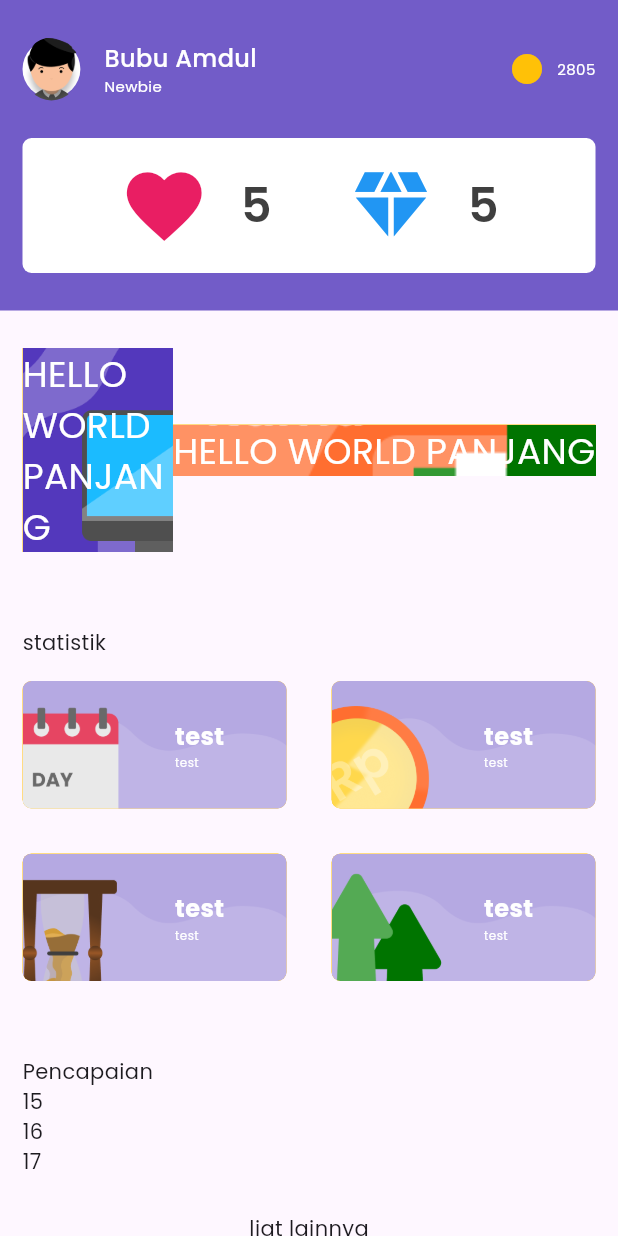
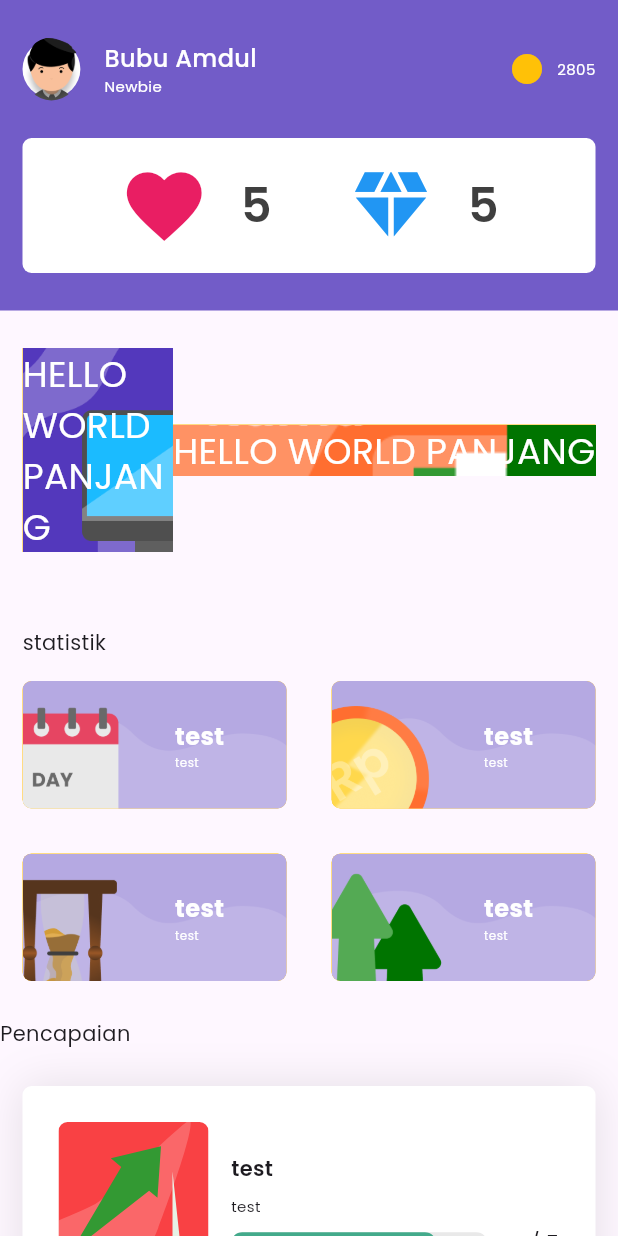
Before and after one commit to luqmanhadisudiana/Amplop-Duit, a Flutter app: the MyHomePage widget shown alone on an empty page, opened directly, on a phone screen of 412 x 824 dp. Run offline on Flutter 3.47's test engine with Material 3 defaults, Android fonts, the phone set to English and light mode, and no system bars; our stand-ins replace flutter_svg, lottie, shared_preferences; accounts and stored records are empty.

Commit message:
layouting card achievement component

```diff
--- a/lib/component/card/card_achievement.dart
+++ b/lib/component/card/card_achievement.dart
@@ -0,0 +1,73 @@
+import 'package:flutter/material.dart';
+import 'package:flutter_svg/flutter_svg.dart';
+
+class CardAchievement extends StatelessWidget {
+  final String title, desc, imageUrl;
+  final int currentValue, maxValue;
+
+  const CardAchievement({
+    super.key,
+    required this.title,
+    required this.desc,
+    required this.imageUrl,
+    required this.currentValue,
+    required this.maxValue,
+  });
+
+  @override
+  Widget build(BuildContext context) {
+    return Container(
+      padding: const EdgeInsets.symmetric(horizontal: 10.0),
+      child: Row(children: [
+        SvgPicture.asset(
+          imageUrl,
+          width: 100,
+          height: 112,
+          fit: BoxFit.contain,
+        ),
+        Expanded(
+            child: Container(
+          margin: const EdgeInsets.only(left: 15.0),
+          child:
+              Column(crossAxisAlignment: CrossAxisAlignment.start, children: [
+            Text(
+              title,
+              style: const TextStyle(fontSize: 14, fontWeight: FontWeight.w600),
+            ),
+            const SizedBox(
+              height: 8,
+            ),
+            Text(
+              desc,
+              style: const TextStyle(fontSize: 10),
+            ),
+            const SizedBox(
+              height: 8,
+            ),
+            Row(
+              mainAxisSize: MainAxisSize.min,
+              children: [
+                Expanded(
+                  child: LinearProgressIndicator(
+                    value: currentValue / maxValue,
+                    backgroundColor: const Color(0xFFE9E9E9),
+                    valueColor:
+                        const AlwaysStoppedAnimation<Color>(Color(0xFF43AA8B)),
+                    minHeight: 15, // Set the height of the progress bar
+                    borderRadius: BorderRadius.circular(10),
+                  ),
+                ),
+                const SizedBox(
+                  width: 15,
+                ),
+                Row(
+                  children: [Text('$currentValue /'), Text(' $maxValue')],
+                ),
+              ],
+            )
+          ]),
+        )),
+      ]),
+    );
+  }
+}
--- a/lib/screens/home/home.dart
+++ b/lib/screens/home/home.dart
@@ -1,3 +1,4 @@
+import 'package:amplop_duit/component/card/card_achievement.dart';
 import 'package:amplop_duit/component/card/card_state.dart';
 import 'package:flutter/material.dart';
 
@@ -235,14 +236,33 @@ class _MyHomePageState extends State<MyHomePage> {
             ],
           ),
         ),
+        const Text("Pencapaian"),
         Container(
-          padding: const EdgeInsets.symmetric(vertical: 25.0, horizontal: 15.0),
-          child: Column(
-              crossAxisAlignment: CrossAxisAlignment.start,
-              children: [
-                const Text("Pencapaian"),
-                for (var i = 0; i < 3; i++) Text((i + 15).toString())
-              ]),
+          padding: const EdgeInsets.symmetric(vertical: 24.0, horizontal: 14.0),
+          margin: const EdgeInsets.symmetric(vertical: 25.0, horizontal: 15.0),
+          decoration: BoxDecoration(
+            color: Colors.white,
+            borderRadius: const BorderRadius.all(Radius.circular(6.0)),
+            boxShadow: [
+              BoxShadow(
+                color: Colors.black.withOpacity(0.1),
+                blurRadius: 25.0,
+                offset: const Offset(0, 0),
+                spreadRadius: 0,
+              ),
+            ],
+          ),
+          child:
+              Column(crossAxisAlignment: CrossAxisAlignment.start, children: [
+            for (var i = 0; i < 3; i++)
+              const CardAchievement(
+                title: "test",
+                desc: "test",
+                imageUrl: 'assets/img/pencapaian/Group 515.svg',
+                currentValue: 4,
+                maxValue: 5,
+              ),
+          ]),
         ),
         Center(
           child: const Text("liat lainnya"),
```
